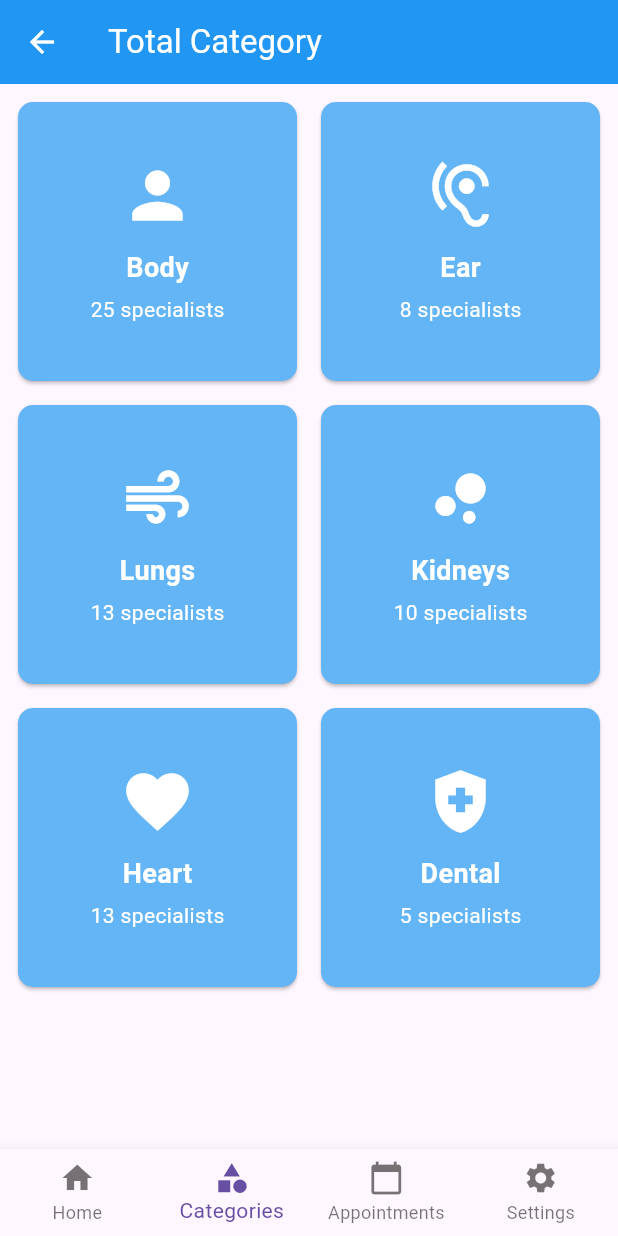
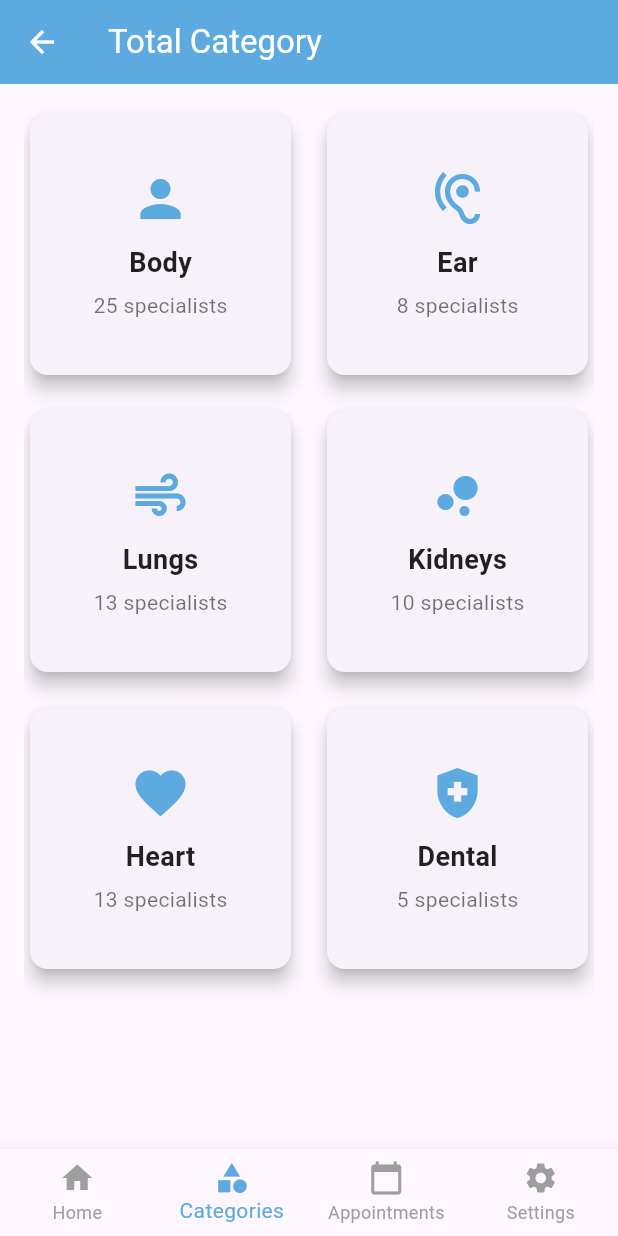
Before and after one commit to charite-uwatwembi/Group38_FlutterProject, a Flutter app: the TotalCategoryPage screen opened directly, on a phone screen of 412 x 824 dp. Run offline on Flutter 3.47's test engine with Material 3 defaults, Android fonts, the phone set to English and light mode, and no system bars; our stand-ins replace auto_size_text, cloud_firestore, firebase_auth, firebase_core, get, velocity_x; accounts and stored records are empty; Roboto replaces fonts that are missing (nunito).

Commit message:
updated categories

```diff
--- a/baho_app/lib/views/categories_view/categories_view.dart
+++ b/baho_app/lib/views/categories_view/categories_view.dart
@@ -1,5 +1,5 @@
+import 'package:flutter/material.dart';
 import 'package:baho_app/consts/consts.dart';
-import 'package:flutter/material.dart';
 import 'package:baho_app/views/home_view/home_view.dart';
 import 'package:baho_app/views/settings_view/settings_view.dart';
 import 'package:baho_app/views/appointments_view/appointments_view.dart'; // Import the AppointmentsView
@@ -10,7 +10,7 @@ class TotalCategoryPage extends StatelessWidget {
     return Scaffold(
       appBar: AppBar(
         title: Text('Total Category', style: TextStyle(color: Colors.white)),
-        backgroundColor: Colors.blue,
+        backgroundColor: AppColors.primaryColor,
         leading: IconButton(
           icon: Icon(Icons.arrow_back),
           color: Colors.white,
@@ -20,11 +20,11 @@ class TotalCategoryPage extends StatelessWidget {
         ),
       ),
       body: Padding(
-        padding: const EdgeInsets.all(8.0),
+        padding: const EdgeInsets.all(16.0),
         child: GridView.count(
           crossAxisCount: 2,
-          crossAxisSpacing: 8.0,
-          mainAxisSpacing: 8.0,
+          crossAxisSpacing: 16.0,
+          mainAxisSpacing: 16.0,
           children: [
             CategoryCard(
               icon: Icons.person,
@@ -56,12 +56,25 @@ class TotalCategoryPage extends StatelessWidget {
               label: 'Dental',
               specialists: 5,
             ),
+            SizedBox(height: 10),
+            TextButton(
+              onPressed: () {},
+              child: Text(
+                'View All',
+                style: TextStyle(
+                  color: Colors.blue,
+                  decoration: TextDecoration.underline,
+                ),
+              ),
+            ),
           ],
         ),
       ),
       bottomNavigationBar: BottomNavigationBar(
         currentIndex: 1,
         type: BottomNavigationBarType.fixed,
+        selectedItemColor: AppColors.primaryColor,
+        unselectedItemColor: Colors.grey,
         onTap: (index) {
           if (index == 0) {
             Navigator.push(
@@ -79,8 +92,6 @@ class TotalCategoryPage extends StatelessWidget {
               MaterialPageRoute(builder: (context) => SettingsView()),
             );
           }
-
-          // Add more conditions for other indices if needed
         },
         items: [
           BottomNavigationBarItem(
@@ -115,19 +126,21 @@ class CategoryCard extends StatelessWidget {
   @override
   Widget build(BuildContext context) {
     return Card(
-      color: Colors.blue[300],
-      shape: RoundedRectangleBorder(borderRadius: BorderRadius.circular(10)),
+      elevation: 5,
+      shape: RoundedRectangleBorder(borderRadius: BorderRadius.circular(12)),
+      child: Padding(
+        padding: const EdgeInsets.all(16.0),
         child: Column(
           mainAxisAlignment: MainAxisAlignment.center,
           children: [
-          Icon(icon, size: 50, color: Colors.white),
+            Icon(icon, size: 40, color: AppColors.primaryColor),
             SizedBox(height: 10),
             Text(
               label,
               style: TextStyle(
                 fontSize: 18,
                 fontWeight: FontWeight.bold,
-              color: Colors.white,
+                color: Colors.black87,
               ),
             ),
             SizedBox(height: 5),
@@ -135,11 +148,12 @@ class CategoryCard extends StatelessWidget {
               '$specialists specialists',
               style: TextStyle(
                 fontSize: 14,
-              color: Colors.white,
+                color: Colors.black54,
               ),
             ),
           ],
         ),
+      ),
     );
   }
 }
```
Lines whose indentation alone changed are shown as unchanged.
